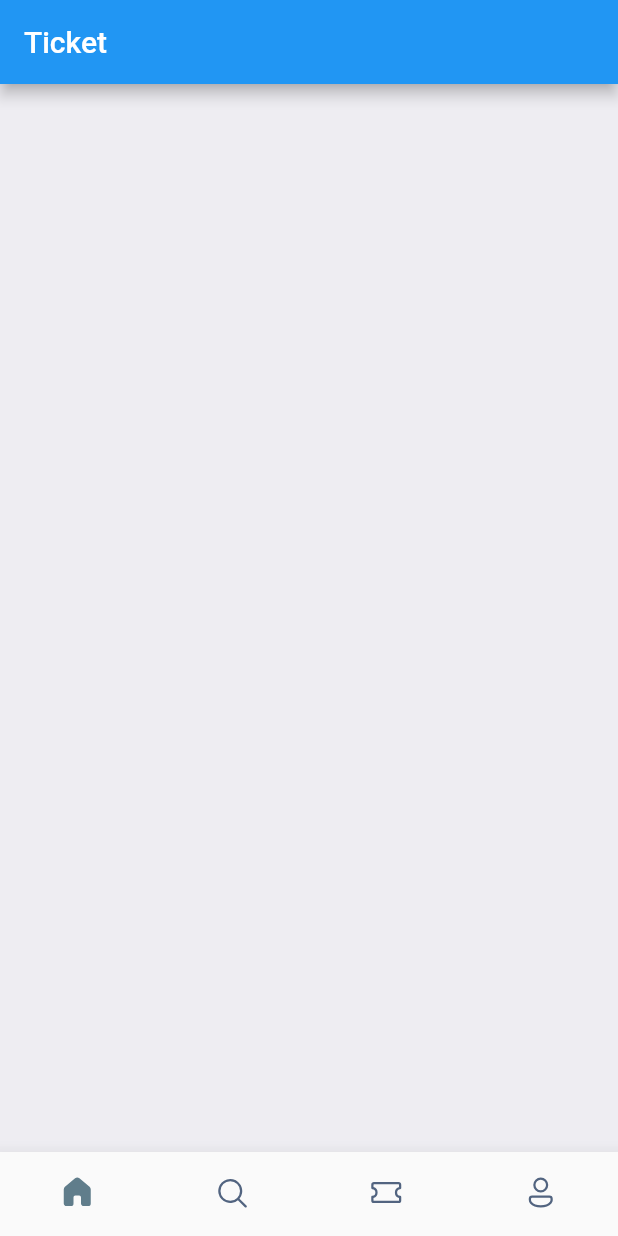
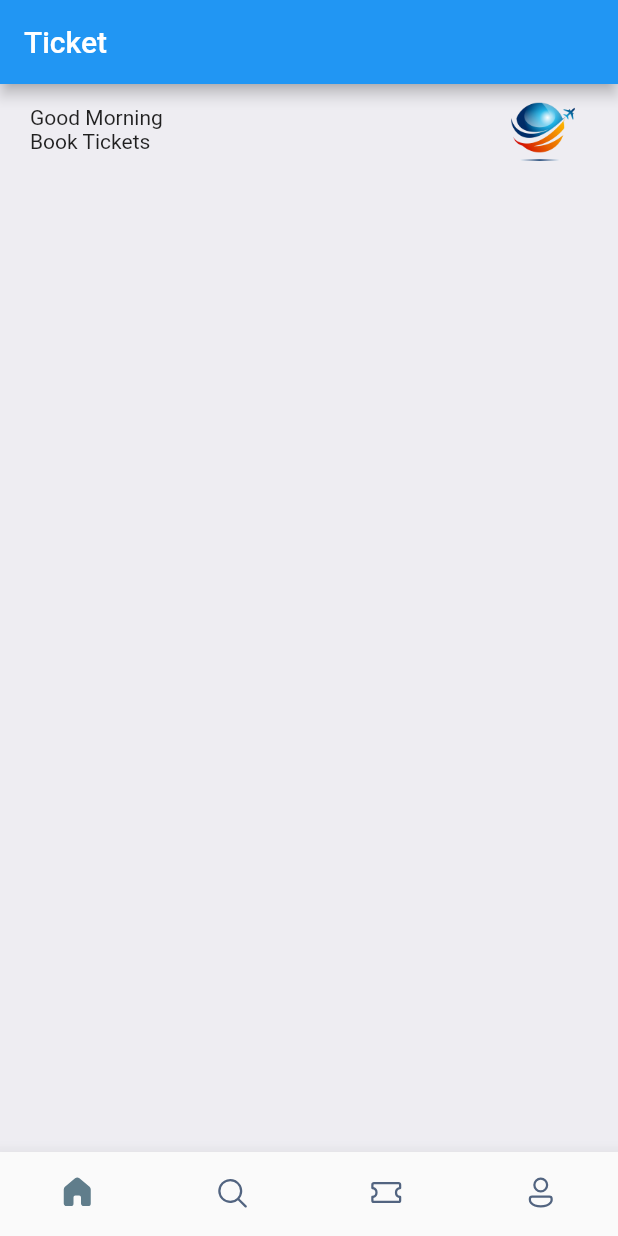
Before and after one commit to thutasann/booking-ticket, a Flutter app: the screen it shows after launch, on a phone screen of 412 x 824 dp. Run offline on Flutter 3.47's test engine with Material 2 defaults, Android fonts, the light colour scheme and no system bars; our stand-ins replace fluentui_icons.

Commit message:
UI: Welcome Banner

```diff
--- a/lib/screens/home_screen.dart
+++ b/lib/screens/home_screen.dart
@@ -1,12 +1,44 @@
 import 'package:flutter/material.dart';
+import 'package:flutter/cupertino.dart';
 
 class HomeScreen extends StatelessWidget {
   const HomeScreen({super.key});
 
   @override
   Widget build(BuildContext context) {
-    return const Scaffold(
-      backgroundColor: Color(0xFFeeedf2),
+    return Scaffold(
+      backgroundColor: const Color(0xFFeeedf2),
+      body: ListView(
+        padding: const EdgeInsets.symmetric(horizontal: 20),
+        children: [
+          Column(
+            children: [
+              Row(
+                mainAxisAlignment: MainAxisAlignment.spaceBetween,
+                children: [
+                  Column(
+                    crossAxisAlignment: CrossAxisAlignment.start,
+                    children: const [
+                      Text("Good Morning"),
+                      Text("Book Tickets"),
+                    ],
+                  ),
+                  Container(
+                    height: 60,
+                    width: 60,
+                    decoration: BoxDecoration(
+                        borderRadius: BorderRadius.circular(10),
+                        image: const DecorationImage(
+                          fit: BoxFit.fitHeight,
+                          image: AssetImage("images/logo.png"),
+                        )),
+                  )
+                ],
+              )
+            ],
+          )
+        ],
+      ),
     );
   }
 }
--- a/pubspec.yaml
+++ b/pubspec.yaml
@@ -60,8 +60,8 @@ flutter:
   uses-material-design: true
 
   # To add assets to your application, add an assets section, like this:
-  # assets:
-  #   - images/a_dot_burr.jpeg
+  assets:
+    - images/
   #   - images/a_dot_ham.jpeg
 
   # An image asset can refer to one or more resolution-specific "variants", see
```
Also changed, not shown: images/img_1.png (added), images/logo.png (added).
